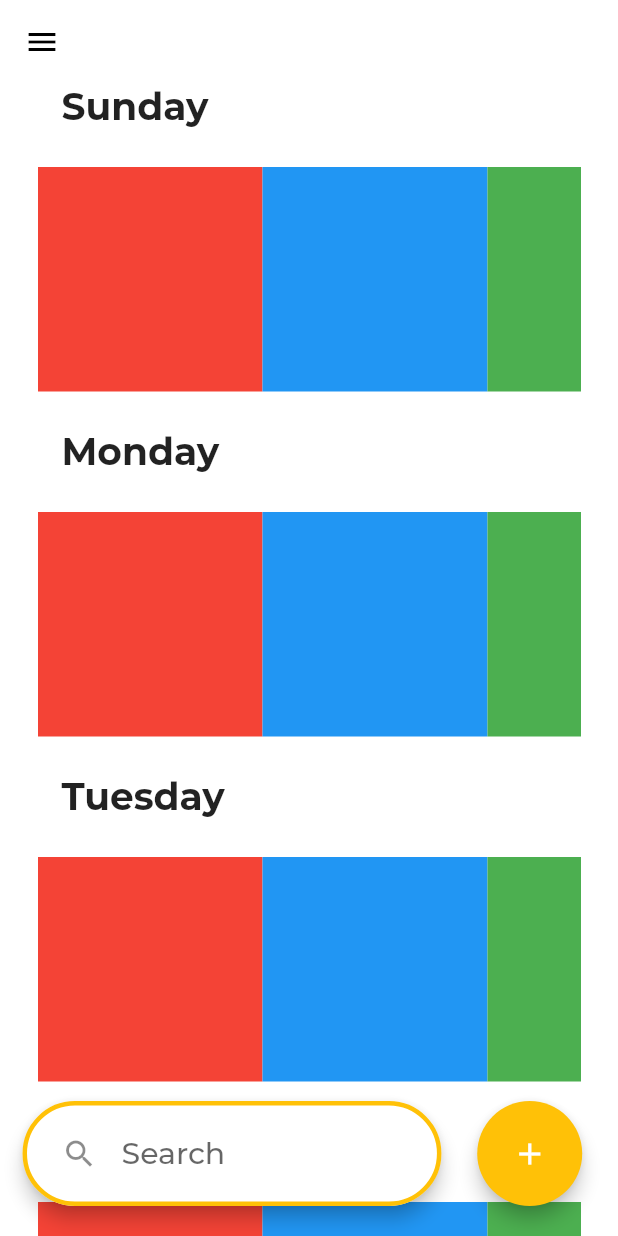
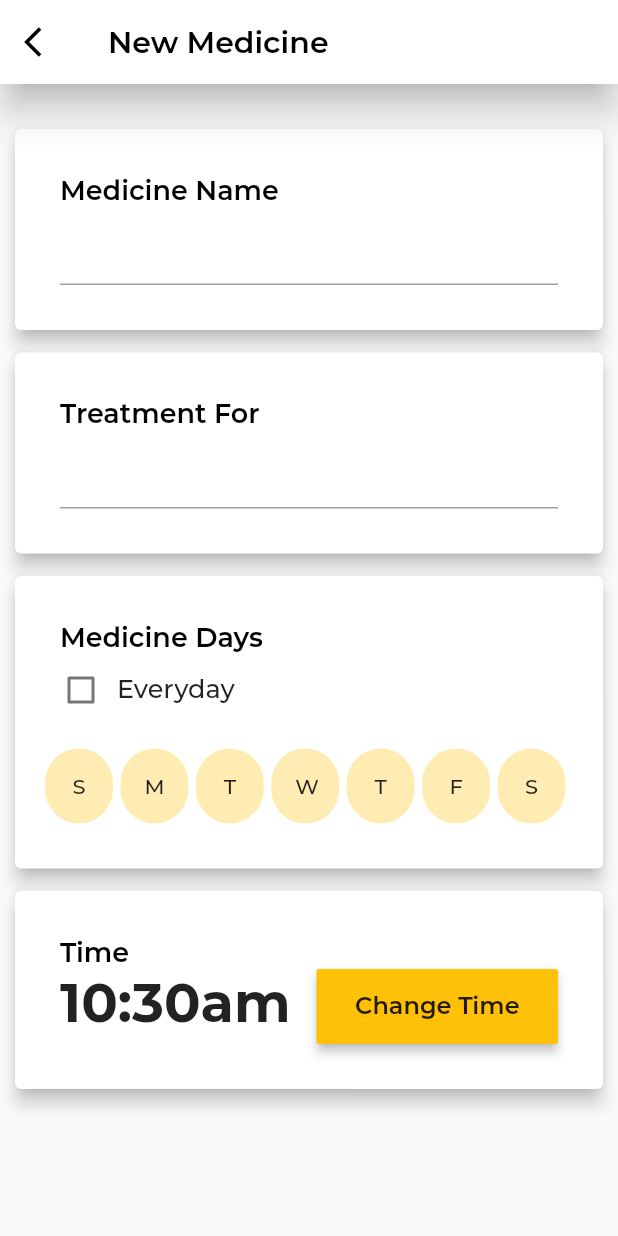
Before and after one commit to deninpaul/Medic.ly, a Flutter app: the screen it shows after launch, scrolled down 576 dp, after a tap on the "add" icon, on a phone screen of 412 x 824 dp. Run offline on Flutter 3.47's test engine with Material 2 defaults, Android fonts, the phone set to English and light mode, and no system bars; our stand-ins replace sqflite; accounts and stored records are empty; project files that could hold a hidden picture were left out.

Commit message:
add option UI works

```diff
--- a/app/lib/main.dart
+++ b/app/lib/main.dart
@@ -1,7 +1,8 @@
-import 'package:app/ui/medlist.dart' as prefix0;
+import 'package:app/ui/medlist.dart';
 import 'package:flutter/material.dart';
 import 'package:app/ui/home.dart';
 import 'package:app/ui/medlist.dart';
+import 'package:app/ui/newReminder.dart';
 
 void main() => runApp(MyApp());
 
@@ -81,7 +82,7 @@ class MyHomePageState extends State<MyHomePage> {
             ),
             Align(
               alignment: Alignment.bottomCenter,
-              child: bottomFABs(),
+              child: BottomFABs(),
             )
           ]),
         ));
--- a/app/lib/models/medicine.dart
+++ b/app/lib/models/medicine.dart
@@ -5,12 +5,12 @@ class Note {
   String _title;
   String _medName;
   String _description;
-  String _day;
+  List<String> _days;
   TimeOfDay _time;
 
-  Note(this._title, this._day, this._time, this._medName, this._description);
+  Note(this._title, this._days, this._time, this._medName, this._description);
 
-  Note.withId(this._id, this._title, this._time, this._day, this._medName,
+  Note.withId(this._id, this._title, this._time, this._days, this._medName,
       this._description);
 
   int get id => _id;
@@ -19,7 +19,7 @@ class Note {
 
   String get medName => _medName;
 
-  String get day => _day;
+  List<String> get days => _days;
 
   TimeOfDay get time => _time;
 
@@ -45,8 +45,8 @@ class Note {
     this._time = newtime;
   }
 
-  set day(String newDay) {
-    this._day = newDay;
+  set day(List<String> newDays) {
+    this._days = newDays;
   }
 
   // Convert a Note object into a Map object
@@ -58,7 +58,7 @@ class Note {
     map['title'] = _title;
     map['description'] = _description;
     map['medName'] = _medName;
-    map['day'] = _day;
+    map['days'] = _days;
     map['time'] = _time;
 
     return map;
@@ -69,7 +69,7 @@ class Note {
     this._id = map['id'];
     this._title = map['title'];
     this._description = map['description'];
-    this._day = map['day'];
+    this._days = map['days'];
     this._time = map['time'];
   }
 }
--- a/app/lib/ui/home.dart
+++ b/app/lib/ui/home.dart
@@ -1,6 +1,7 @@
 import 'package:app/ui/medlist.dart';
 import 'package:flutter/material.dart';
 import 'package:app/ui/medlist.dart';
+import 'package:app/ui/newReminder.dart';
 
 class NextMed extends StatelessWidget {
   @override
@@ -77,7 +78,9 @@ class BottomDrawer extends StatelessWidget {
   }
 }
 
-Row bottomFABs() {
+class BottomFABs extends StatelessWidget {
+  @override
+  Widget build(BuildContext context) {
     return Row(
       crossAxisAlignment: CrossAxisAlignment.center,
       mainAxisAlignment: MainAxisAlignment.spaceEvenly,
@@ -124,7 +127,12 @@ Row bottomFABs() {
             height: 70,
             width: 70,
             child: FloatingActionButton(
-            onPressed: () {},
+              onPressed: () {
+                Navigator.push(
+                  context,
+                  MaterialPageRoute(builder: (context) => NewMed()),
+                );
+              },
               child: Icon(Icons.add),
               foregroundColor: Colors.white,
               elevation: 5,
@@ -135,3 +143,4 @@ Row bottomFABs() {
       ],
     );
   }
+}
--- a/app/lib/ui/medlist.dart
+++ b/app/lib/ui/medlist.dart
@@ -28,11 +28,9 @@ class MedListPage extends StatefulWidget {
 }
 
 class ListMedByDay extends State<MedListPage> {
-
   @override
   Widget build(BuildContext context) {
-
-      return ListView(
+    return ListView(
       children: <Widget>[
         medThisDay("Sunday"),
         medThisDay("Monday"),
@@ -50,7 +48,6 @@ class ListMedByDay extends State<MedListPage> {
 }
 
 Widget medThisDay(String dayofweek) {
-
   return Container(
     child: Column(
       crossAxisAlignment: CrossAxisAlignment.center,
@@ -59,17 +56,23 @@ Widget medThisDay(String dayofweek) {
       children: <Widget>[
         Container(
           width: 330,
-
           child: Text(
             "$dayofweek",
-            style: TextStyle(fontSize: 25, fontWeight: FontWeight.w700,),
+            style: TextStyle(
+              fontSize: 25,
+              fontWeight: FontWeight.w700,
+            ),
             textAlign: TextAlign.left,
           ),
         ),
         new Container(
           margin: EdgeInsets.all(25),
           height: 150,
-          child: getListView(),
+          child: Card(
+            child: getListView(),
+            elevation: 30,
+          ),
+
         ),
       ],
     ),
--- /dev/null
+++ b/app/lib/ui/newReminder.dart
@@ -0,0 +1,249 @@
+import 'package:flutter/material.dart';
+
+class NewMed extends StatelessWidget {
+  @override
+  Widget build(BuildContext context) {
+    return MaterialApp(
+      title: 'New Medicine Page',
+      theme: ThemeData(primarySwatch: Colors.amber, fontFamily: 'Montserrat'),
+      home: Scaffold(
+          appBar: AppBar(
+            title: Text(
+              "New Medicine",
+              style:
+                  TextStyle(color: Colors.black, fontWeight: FontWeight.w600),
+            ),
+            leading: IconButton(
+              icon: Icon(Icons.arrow_back_ios),
+              onPressed: () => Navigator.pop(context, false),
+              color: Colors.black,
+            ),
+            elevation: 10,
+            backgroundColor: Colors.white,
+          ),
+          body: NewMedPage()),
+    );
+  }
+}
+
+class NewMedPage extends StatefulWidget {
+  NewMedPage({Key key, this.title}) : super(key: key);
+  final String title;
+
+  @override
+  NewMedPageState createState() => NewMedPageState();
+}
+
+class NewMedPageState extends State<NewMedPage> {
+  List<bool> daySelected = [false, false, false, false, false, false, false];
+  TimeOfDay _time = new TimeOfDay.now();
+  bool iseveryday = true;
+
+  void _daySelector(int i) {
+    setState(() {
+      daySelected[i] = !daySelected[i];
+    });
+  }
+
+  bool everythingSelected(List<bool> ls) {
+    for (int i = 0; i < ls.length; i++) {
+      if (ls[i] == false) return false;
+    }
+    return true;
+  }
+
+  Future<Null> selectTime(BuildContext context) async {
+    final TimeOfDay picked = await showTimePicker(
+      context: context,
+      initialTime: _time,
+    );
+
+    if (picked != null) {
+      print('Time Selected: ${_time.toString()}');
+      setState(() {
+        _time = picked;
+      });
+    }
+  }
+
+  Expanded dayFlatButton(String dayname, int i) {
+    return Expanded(
+        child: Container(
+      child: FlatButton(
+        onPressed: () => _daySelector(i),
+        color: daySelected[i] ? Colors.amber : Colors.amber[100],
+        child: Text(dayname),
+        shape: RoundedRectangleBorder(
+            borderRadius: BorderRadius.all(Radius.circular(30))),
+      ),
+      padding: EdgeInsets.only(right: 5),
+      margin: EdgeInsets.only(top: 15),
+      height: 50,
+    ));
+  }
+
+  @override
+  Widget build(BuildContext context) {
+    return ListView(
+      scrollDirection: Axis.vertical,
+      children: <Widget>[
+        Container(
+          height: 30,
+        ),
+        textFieldCard("Medicine Name"),
+        textFieldCard("Treatment For"),
+        Card(
+            elevation: 5,
+            margin: EdgeInsets.only(left: 10, right: 10, bottom: 15),
+            child: Container(
+              padding: EdgeInsets.fromLTRB(10, 20, 10, 20),
+              margin: EdgeInsets.all(10),
+              child: Column(
+                crossAxisAlignment: CrossAxisAlignment.start,
+                mainAxisAlignment: MainAxisAlignment.start,
+                mainAxisSize: MainAxisSize.max,
+                children: <Widget>[
+                  Text(
+                    "  Medicine Days",
+                    style: formTitle(),
+                    textAlign: TextAlign.left,
+                  ),
+                  Row(
+                    children: <Widget>[
+                      Checkbox(
+                        value: everythingSelected(daySelected)
+                            ? iseveryday = iseveryday
+                            : iseveryday = false,
+                        onChanged: (bool value) {
+                          setState(() {
+                            for (int i = 0; i < daySelected.length; i++) {
+                              daySelected[i] = true;
+                            }
+                            if (iseveryday == true && value == false) {
+                              for (int i = 0; i < daySelected.length; i++) {
+                                daySelected[i] = false;
+                              }
+                            }
+                            iseveryday = value;
+                          });
+                        },
+                      ),
+                      Text(
+                        "Everyday",
+                        style: TextStyle(
+                          fontSize: 17,
+                        ),
+                      )
+                    ],
+                  ),
+                  Row(
+                    crossAxisAlignment: CrossAxisAlignment.center,
+                    mainAxisAlignment: MainAxisAlignment.center,
+                    mainAxisSize: MainAxisSize.max,
+                    children: <Widget>[
+                      dayFlatButton("S", 0),
+                      dayFlatButton("M", 1),
+                      dayFlatButton("T", 2),
+                      dayFlatButton("W", 3),
+                      dayFlatButton("T", 4),
+                      dayFlatButton("F", 5),
+                      dayFlatButton("S", 6),
+                    ],
+                  )
+                ],
+              ),
+            )),
+        Card(
+            elevation: 5,
+            margin: EdgeInsets.only(left: 10, right: 10, bottom: 15),
+            child: Container(
+                padding: EdgeInsets.all(20),
+                margin: EdgeInsets.all(10),
+                child: Column(
+                  crossAxisAlignment: CrossAxisAlignment.start,
+                  mainAxisAlignment: MainAxisAlignment.start,
+                  mainAxisSize: MainAxisSize.max,
+                  children: <Widget>[
+                    Text(
+                      "Time",
+                      style: formTitle(),
+                      textAlign: TextAlign.left,
+                    ),
+                    Row(
+                      crossAxisAlignment: CrossAxisAlignment.start,
+                      mainAxisAlignment: MainAxisAlignment.start,
+                      mainAxisSize: MainAxisSize.max,
+                      children: <Widget>[
+                        Expanded(
+                          child: Text(
+                              _time.hour > 12
+                                  ? '${_time.hour - 12}:${_time.minute}pm'
+                                  : '${_time.hour}:${_time.minute}am',
+                              style: TextStyle(
+                                  fontSize: 36, fontWeight: FontWeight.w700)),
+                        ),
+                        Expanded(
+                          child: Container(
+                            child: RaisedButton(
+                              onPressed: () => selectTime(context),
+                              color: Colors.amber,
+                              elevation: 3,
+                              child: Text(
+                                "Change Time",
+                                style: TextStyle(
+                                    fontSize: 16, fontWeight: FontWeight.w600),
+                              ),
+                            ),
+                            height: 50,
+                            margin: EdgeInsets.only(left: 5),
+                          ),
+                        )
+                      ],
+                    )
+                  ],
+                )))
+      ],
+    );
+  }
+}
+
+class DaySelector {}
+
+TextStyle formTitle() {
+  return TextStyle(
+      fontSize: 18, color: Colors.black, fontWeight: FontWeight.w600);
+}
+
+TextStyle formBox() {
+  return TextStyle(
+      fontSize: 26, color: Colors.black, fontWeight: FontWeight.w500);
+}
+
+Card textFieldCard(String fieldName) {
+  return Card(
+      elevation: 5,
+      margin: EdgeInsets.only(left: 10, right: 10, bottom: 15),
+      child: Container(
+        padding: EdgeInsets.all(20),
+        margin: EdgeInsets.all(10),
+        child: Column(
+          crossAxisAlignment: CrossAxisAlignment.start,
+          mainAxisAlignment: MainAxisAlignment.start,
+          mainAxisSize: MainAxisSize.max,
+          children: <Widget>[
+            Text(
+              fieldName,
+              style: formTitle(),
+              textAlign: TextAlign.left,
+            ),
+            TextField(
+              decoration: InputDecoration(
+                  focusedBorder: UnderlineInputBorder(
+                      borderSide: BorderSide(color: Colors.amber, width: 2)),
+                  contentPadding: EdgeInsets.all(10)),
+              style: formBox(),
+            ),
+          ],
+        ),
+      ));
+}
```
Lines whose indentation alone changed are shown as unchanged.
